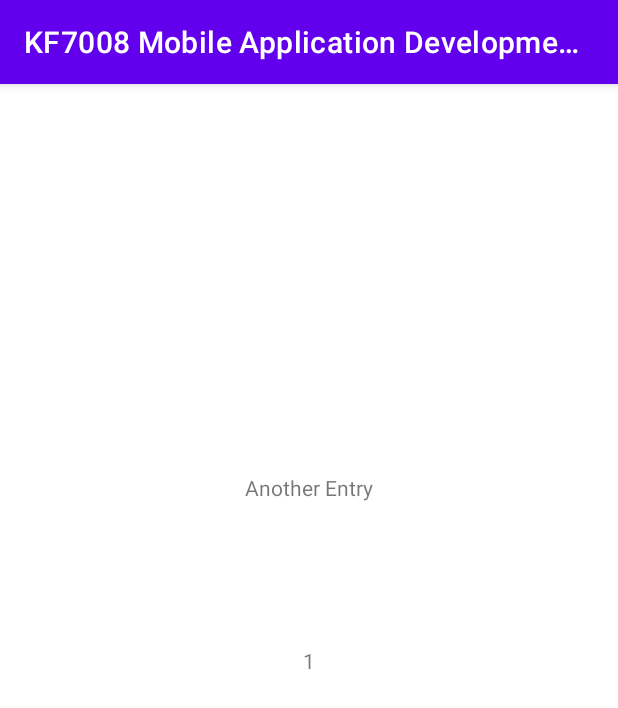
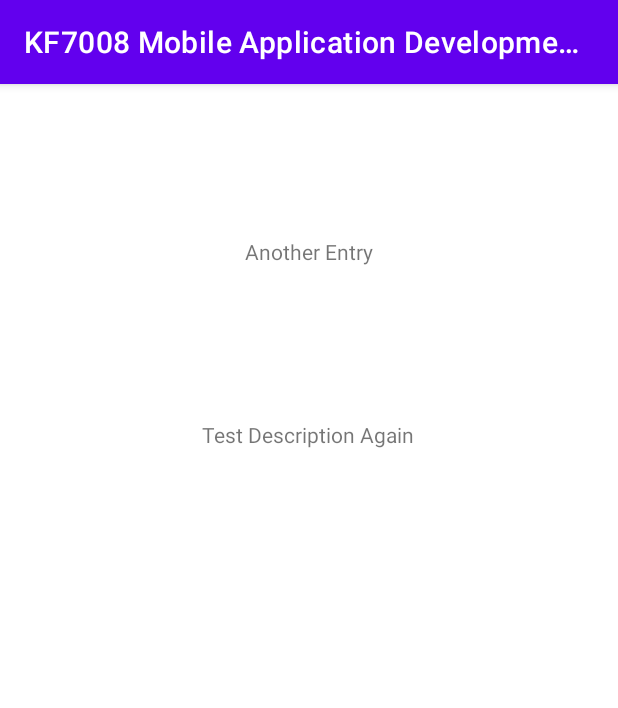
Before and after one commit to kieranrobinson/KF7008-Mobile-Application-Development, an Android app: the MemoriesActivity screen opened directly, with no data from a screen before it, after a tap on "Another Entry", on a phone screen of 412 x 824 dp. Shown: the top 708 px of the screen. Run offline under Robolectric (Android 15) with nearby library versions, the phone set to English and light mode, and no system bars.

Commit message:
Retrieve memory description associated with memory and then display it when memory is selected

```diff
--- a/app/src/main/java/uk/co/kieranrobinson/MemoriesActivity.java
+++ b/app/src/main/java/uk/co/kieranrobinson/MemoriesActivity.java
@@ -39,13 +39,6 @@ public class MemoriesActivity extends AppCompatActivity {
 
         listMemoryIDs = sqliteDB.getAllMemoryID();
 
-        System.out.println("------------------------");
-        System.out.println("ALL ID:");
-        for(int i=0; i<listMemoryNames.size(); i++){
-            System.out.println(listMemoryIDs.get(i));
-        }
-
-
         list.setOnItemClickListener(entryPressed);
     }
 
@@ -53,7 +46,6 @@ public class MemoriesActivity extends AppCompatActivity {
         @Override
         public void onItemClick(AdapterView<?> adapterView, View view, int i, long l) {
             String selectedItem = (String)list.getItemAtPosition(i);
-            System.out.println("Before intent: " + listMemoryIDs.get(i));
             selectedActivityIntent.putExtra("memoryID",listMemoryIDs.get(i));
             selectedActivityIntent.putExtra("memoryName", selectedItem);
             startActivity(selectedActivityIntent);
--- a/app/src/main/java/uk/co/kieranrobinson/Memory.java
+++ b/app/src/main/java/uk/co/kieranrobinson/Memory.java
@@ -9,7 +9,9 @@ import android.widget.TextView;
 
 public class Memory extends AppCompatActivity {
     String memoryName;
-    int memoryId;
+    String memoryDescription;
+    int memoryID;
+    private SQLiteDB sqliteDB;
 
     @Override
     protected void onCreate(Bundle savedInstanceState) {
@@ -17,13 +19,16 @@ public class Memory extends AppCompatActivity {
         setContentView(R.layout.activity_memory);
         Intent memoryIntent = getIntent();
 
+        sqliteDB = new SQLiteDB(Memory.this);
+
         memoryName = memoryIntent.getStringExtra("memoryName");
-        memoryId = memoryIntent.getIntExtra("memoryID", -1);
+        memoryID = memoryIntent.getIntExtra("memoryID", -1);
+        memoryDescription = sqliteDB.getMemoryDescription(memoryID);
 
         TextView textViewMemoryTitle = findViewById(R.id.textViewMemoryTitle);
         textViewMemoryTitle.setText(memoryName);
 
-        TextView textViewSelectedMemoryId = findViewById(R.id.textViewSelectedMemoryId);
-        textViewSelectedMemoryId.setText(String.valueOf(memoryId));
+        TextView textViewSelectedMemoryDescription = findViewById(R.id.textViewSelectedMemoryDescription);
+        textViewSelectedMemoryDescription.setText(String.valueOf(memoryDescription));
     }
 }
--- a/app/src/main/java/uk/co/kieranrobinson/SQLiteDB.java
+++ b/app/src/main/java/uk/co/kieranrobinson/SQLiteDB.java
@@ -90,4 +90,18 @@ public class SQLiteDB extends SQLiteOpenHelper {
         cursorMemoryID.close();
         return idArrayList;
     }
+
+    public String getMemoryDescription(int memoryID){
+        SQLiteDatabase sqLiteDatabase = this.getReadableDatabase();
+        String memoryDescription = "No Description Available";
+        Cursor cursorMemoryDescription = sqLiteDatabase.rawQuery("SELECT description FROM memory WHERE memoryID == " + memoryID + ";", null);
+
+        if(cursorMemoryDescription.getCount() > 0){
+            cursorMemoryDescription.moveToFirst();
+            memoryDescription = cursorMemoryDescription.getString(0);
+        }
+
+        cursorMemoryDescription.close();
+        return memoryDescription;
+    }
 }
--- a/app/src/main/res/layout/activity_memory.xml
+++ b/app/src/main/res/layout/activity_memory.xml
@@ -15,15 +15,17 @@
         app:layout_constraintEnd_toEndOf="parent"
         app:layout_constraintStart_toStartOf="parent"
         app:layout_constraintTop_toTopOf="parent"
-        app:layout_constraintVertical_bias="0.346" />
+        app:layout_constraintVertical_bias="0.136" />
 
     <TextView
-        android:id="@+id/textViewSelectedMemoryId"
+        android:id="@+id/textViewSelectedMemoryDescription"
         android:layout_width="wrap_content"
         android:layout_height="wrap_content"
-        android:text="Selected Memory Id"
+        android:text="TextView"
         app:layout_constraintBottom_toBottomOf="parent"
         app:layout_constraintEnd_toEndOf="parent"
+        app:layout_constraintHorizontal_bias="0.498"
         app:layout_constraintStart_toStartOf="parent"
-        app:layout_constraintTop_toTopOf="parent" />
+        app:layout_constraintTop_toTopOf="parent"
+        app:layout_constraintVertical_bias="0.299" />
 </androidx.constraintlayout.widget.ConstraintLayout>
```
